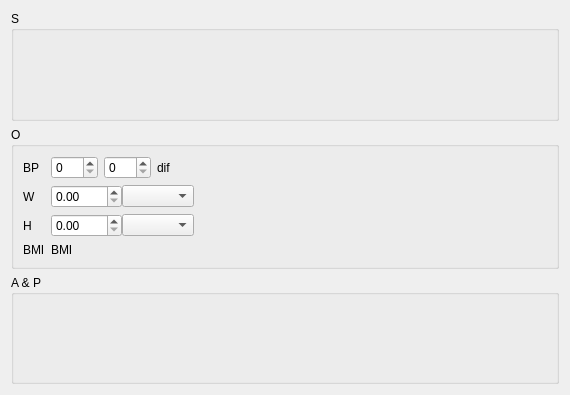
First picture: the form in global_resources/forms/subforms/generic/soap_with_biomeasurements/ui/xx/soapbio.ui, repository FreeHealth/freehealth, before the edit.
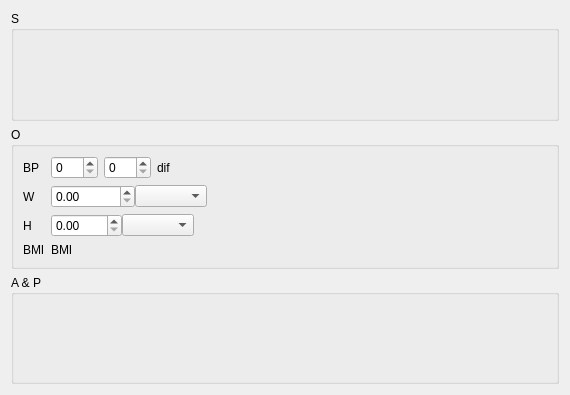
Second picture: the form after the edit.

Commit message: increase max weight for pediatrics and overweight patients (grams)

Diff of the .ui file:
```diff
--- a/global_resources/forms/subforms/generic/soap_with_biomeasurements/ui/xx/soapbio.ui
+++ b/global_resources/forms/subforms/generic/soap_with_biomeasurements/ui/xx/soapbio.ui
@@ -108,7 +108,7 @@
           <item>
            <widget class="QDoubleSpinBox" name="weight">
             <property name="maximum">
-             <double>1000.000000000000000</double>
+             <double>1000000.000000000000000</double>
             </property>
            </widget>
           </item>
```
